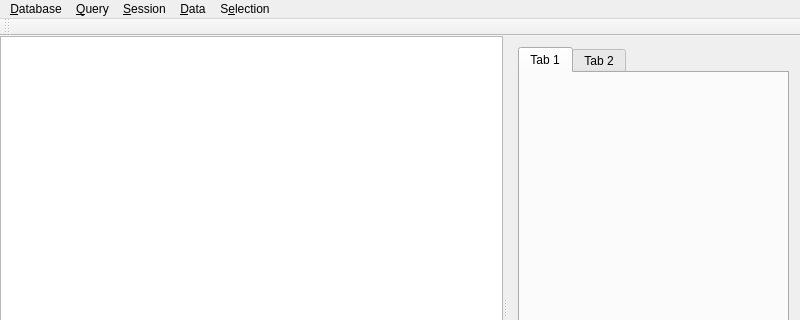
The window that mainwindow.ui (mugiseyebrows/mugi-query) describes before a commit, drawn with Qt 5; both pictures show x 0 to 800 and y 0 to 320 of the 800 by 600 pixel window.
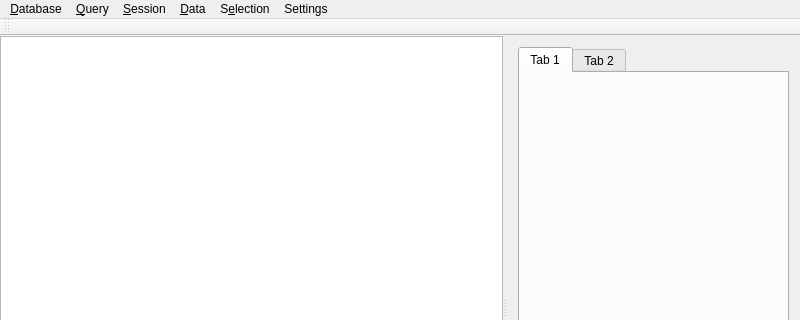
The same window after the commit.

Commit message: date, time and float display format, settings dialog

Patch:
```diff
--- a/mainwindow.ui
+++ b/mainwindow.ui
@@ -68,7 +68,7 @@
      <x>0</x>
      <y>0</y>
      <width>800</width>
-     <height>25</height>
+     <height>22</height>
     </rect>
    </property>
    <widget class="QMenu" name="menuDatabase">
@@ -112,11 +112,18 @@
     <addaction name="selectionCopy"/>
     <addaction name="selectionCopyAsList"/>
    </widget>
+   <widget class="QMenu" name="menuSettings">
+    <property name="title">
+     <string>Settings</string>
+    </property>
+    <addaction name="settingsFormat"/>
+   </widget>
    <addaction name="menuDatabase"/>
    <addaction name="menuQuery"/>
    <addaction name="menuSession"/>
    <addaction name="menuData"/>
    <addaction name="menuS_election"/>
+   <addaction name="menuSettings"/>
   </widget>
   <widget class="QToolBar" name="mainToolBar">
    <attribute name="toolBarArea">
```
Left out of the diff: 5 changed lines with no effect on the pictures. The commit also changes 12 other files.
